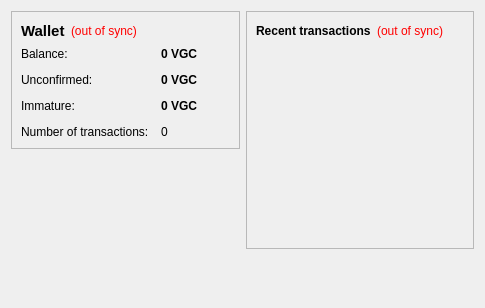
Qt form src/qt/forms/overviewpage.ui (VegasCoin/vegascoin) before a commit.
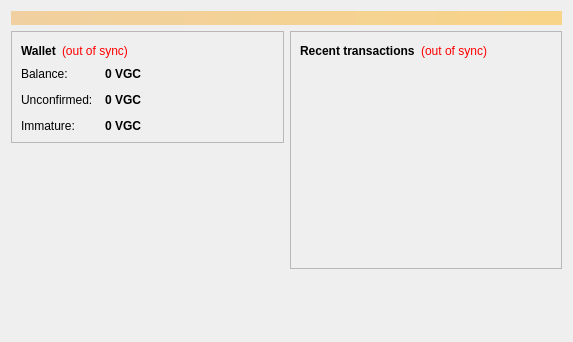
The same form after that commit.

What changed in the file:
```diff
--- a/src/qt/forms/overviewpage.ui
+++ b/src/qt/forms/overviewpage.ui
@@ -6,13 +6,31 @@
    <rect>
     <x>0</x>
     <y>0</y>
-    <width>485</width>
-    <height>308</height>
+    <width>573</width>
+    <height>342</height>
    </rect>
   </property>
   <property name="windowTitle">
    <string>Form</string>
   </property>
+  <layout class="QVBoxLayout" name="topLayout">
+   <item>
+    <widget class="QLabel" name="labelAlerts">
+     <property name="visible">
+      <bool>false</bool>
+     </property>
+     <property name="styleSheet">
+      <string notr="true">background-color: qlineargradient(x1: 0, y1: 0, x2: 1, y2: 0, stop:0 #F0D0A0, stop:1 #F8D488); color:#000000;</string>
+     </property>
+     <property name="wordWrap">
+      <bool>true</bool>
+     </property>
+     <property name="margin">
+      <number>3</number>
+     </property>
+    </widget>
+   </item>
+   <item>
   <layout class="QHBoxLayout" name="horizontalLayout" stretch="1,1">
    <item>
     <layout class="QVBoxLayout" name="verticalLayout_2">
@@ -31,7 +49,6 @@
            <widget class="QLabel" name="label_5">
             <property name="font">
              <font>
-              <pointsize>11</pointsize>
               <weight>75</weight>
               <bold>true</bold>
              </font>
@@ -44,7 +61,7 @@
           <item>
            <widget class="QLabel" name="labelWalletStatus">
             <property name="toolTip">
-             <string>The displayed information may be out of date. Your wallet automatically synchronizes with the Vegascoin network after a connection is established, but this process has not completed yet.</string>
+               <string>The displayed information may be out of date. Your wallet automatically synchronizes with the VegasCoin network after a connection is established, but this process has not completed yet.</string>
             </property>
             <property name="styleSheet">
              <string notr="true">QLabel { color: red; }</string>
@@ -141,23 +158,6 @@
             </property>
            </widget>
           </item>
-          <item row="3" column="0">
-           <widget class="QLabel" name="label_2">
-            <property name="text">
-             <string>Number of transactions:</string>
-            </property>
-           </widget>
-          </item>
-          <item row="3" column="1">
-           <widget class="QLabel" name="labelNumTransactions">
-            <property name="toolTip">
-             <string>Total number of transactions in wallet</string>
-            </property>
-            <property name="text">
-             <string notr="true">0</string>
-            </property>
-           </widget>
-          </item>
           <item row="2" column="0">
            <widget class="QLabel" name="labelImmatureText">
             <property name="text">
@@ -227,7 +227,7 @@
           <item>
            <widget class="QLabel" name="labelTransactionsStatus">
             <property name="toolTip">
-             <string>The displayed information may be out of date. Your wallet automatically synchronizes with the Vegascoin network after a connection is established, but this process has not completed yet.</string>
+               <string>The displayed information may be out of date. Your wallet automatically synchronizes with the VegasCoin network after a connection is established, but this process has not completed yet.</string>
             </property>
             <property name="styleSheet">
              <string notr="true">QLabel { color: red; }</string>
@@ -289,6 +289,8 @@
         </size>
        </property>
       </spacer>
+       </item>
+      </layout>
      </item>
     </layout>
    </item>
```
Lines whose indentation alone changed are shown as unchanged.
